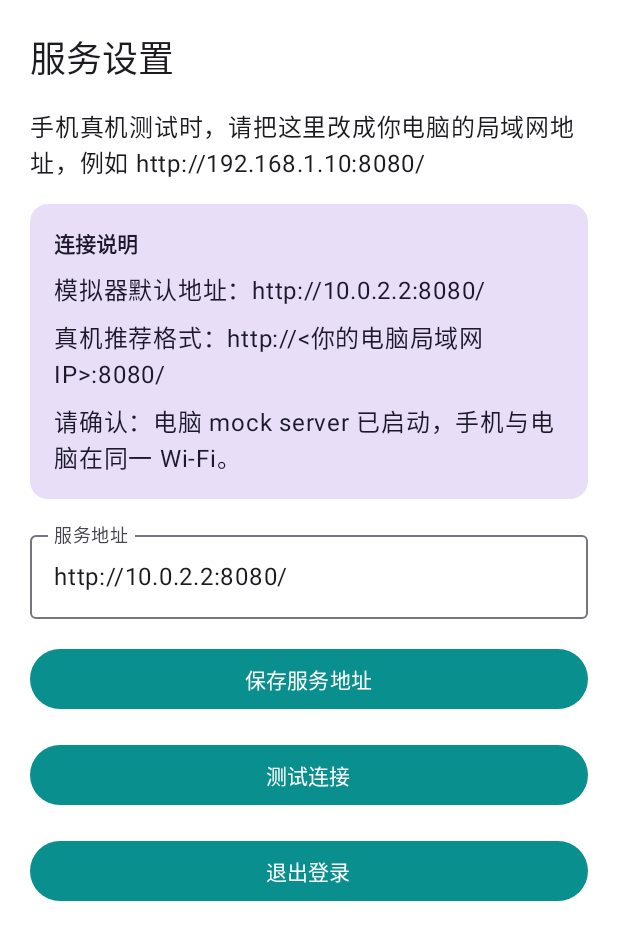
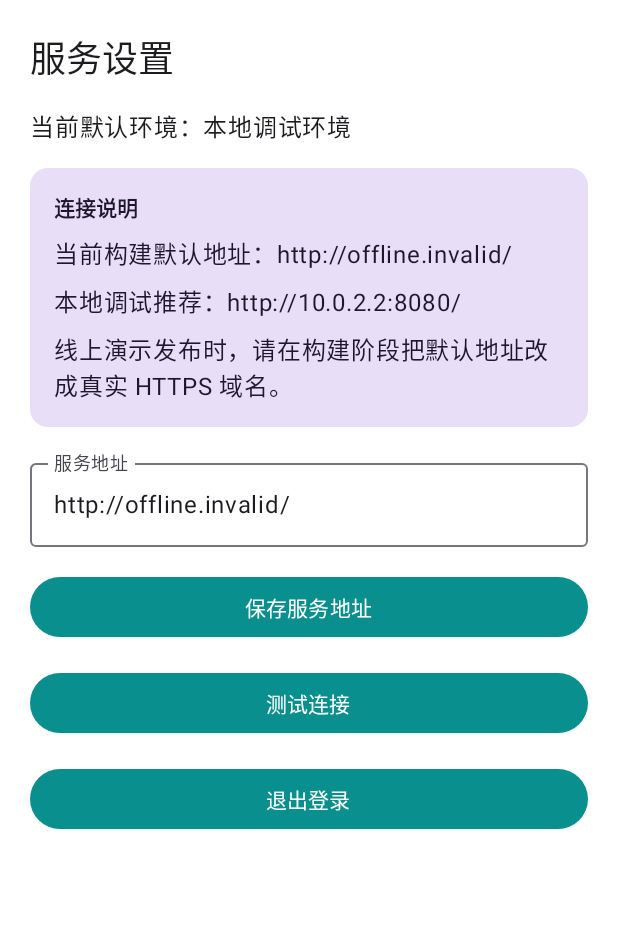
Before and after one commit to iPuuuuu/doctor-wang, an Android app built with Jetpack Compose: the SettingsScreen screen opened through its navigation route, on a phone screen of 412 x 824 dp. Shown: the top 940 px of the screen. Run offline under Robolectric (Android 15) with nearby library versions, the phone set to English and light mode, and no system bars; our stand-ins replace Dagger/Hilt's generated code.

Commit message:
Prepare hosted demo deployment flow
Co-Authored-By: Claude <noreply@anthropic.com>

```diff
--- /dev/null
+++ b/app/src/debug/res/xml/network_security_config.xml
@@ -0,0 +1,4 @@
+<?xml version="1.0" encoding="utf-8"?>
+<network-security-config>
+    <base-config cleartextTrafficPermitted="true" />
+</network-security-config>
--- a/app/src/main/AndroidManifest.xml
+++ b/app/src/main/AndroidManifest.xml
@@ -7,9 +7,7 @@
         android:name=".DoctorWangApplication"
         android:allowBackup="true"
         android:label="Doctor-Wang"
-        android:networkSecurityConfig="@xml/network_security_config"
         android:supportsRtl="true"
-        android:usesCleartextTraffic="true"
         android:theme="@style/Theme.DoctorWang">
         <activity
             android:name=".MainActivity"
--- a/app/src/main/java/com/ipuuuuu/doctorwang/data/repository/RemoteDoctorWangRepository.kt
+++ b/app/src/main/java/com/ipuuuuu/doctorwang/data/repository/RemoteDoctorWangRepository.kt
@@ -125,12 +125,12 @@ class RemoteDoctorWangRepository @Inject constructor(
     private fun mapNetworkError(error: Throwable): Throwable {
         return when (error) {
             is ConnectException, is SocketTimeoutException -> IOException(
-                "无法连接到 Doctor-Wang 本地服务，请确认电脑端 mock server 已启动，并与手机处于同一 Wi‑Fi。",
+                "无法连接到 Doctor-Wang 服务，请确认当前服务地址可访问；本地调试时请检查 mock server 与网络连接。",
                 error,
             )
             is HttpException -> IOException("服务请求失败（${error.code()}），请稍后重试。", error)
             is IOException -> IOException(
-                "网络请求失败，请确认服务地址填写正确，并检查手机与电脑网络连接。",
+                "网络请求失败，请确认服务地址填写正确，或检查当前网络与后端服务状态。",
                 error,
             )
             else -> error
--- a/app/src/main/java/com/ipuuuuu/doctorwang/storage/SessionManager.kt
+++ b/app/src/main/java/com/ipuuuuu/doctorwang/storage/SessionManager.kt
@@ -5,6 +5,7 @@ import androidx.datastore.preferences.core.booleanPreferencesKey
 import androidx.datastore.preferences.core.edit
 import androidx.datastore.preferences.core.stringPreferencesKey
 import androidx.datastore.preferences.preferencesDataStore
+import com.ipuuuuu.doctorwang.BuildConfig
 import dagger.hilt.android.qualifiers.ApplicationContext
 import kotlinx.coroutines.flow.first
 import javax.inject.Inject
@@ -12,7 +13,8 @@ import javax.inject.Singleton
 
 private val Context.dataStore by preferencesDataStore(name = "doctor_wang_session")
 
-const val DEFAULT_SERVER_URL = "http://10.0.2.2:8080/"
+const val LOCAL_DEBUG_SERVER_URL = "http://10.0.2.2:8080/"
+const val DEMO_SERVER_PLACEHOLDER_URL = "https://doctor-wang-demo.example.com/"
 
 @Singleton
 class SessionManager @Inject constructor(
@@ -47,7 +49,7 @@ class SessionManager @Inject constructor(
     }
 
     suspend fun getServerUrl(): String {
-        return normalizeServerUrl(context.dataStore.data.first()[Keys.ServerUrl] ?: DEFAULT_SERVER_URL)
+        return normalizeServerUrl(context.dataStore.data.first()[Keys.ServerUrl] ?: defaultServerUrl())
     }
 
     suspend fun saveServerUrl(value: String) {
@@ -66,9 +68,15 @@ class SessionManager @Inject constructor(
         }
     }
 
+    fun defaultServerUrl(): String = normalizeServerUrl(BuildConfig.DEFAULT_SERVER_URL)
+
+    fun isUsingHostedDefault(): Boolean = BuildConfig.IS_DEMO_SERVER_CONFIGURED
+
+    fun currentEnvironmentLabel(): String = BuildConfig.SERVER_ENVIRONMENT_LABEL
+
     private fun normalizeServerUrl(value: String): String {
         val trimmed = value.trim()
-        if (trimmed.isEmpty()) return DEFAULT_SERVER_URL
+        if (trimmed.isEmpty()) return BuildConfig.DEFAULT_SERVER_URL
         return if (trimmed.endsWith('/')) trimmed else "$trimmed/"
     }
 }
--- a/app/src/main/java/com/ipuuuuu/doctorwang/ui/screen/settings/SettingsScreen.kt
+++ b/app/src/main/java/com/ipuuuuu/doctorwang/ui/screen/settings/SettingsScreen.kt
@@ -20,7 +20,8 @@ import androidx.compose.ui.text.font.FontWeight
 import androidx.compose.ui.unit.dp
 import androidx.hilt.navigation.compose.hiltViewModel
 import androidx.lifecycle.compose.collectAsStateWithLifecycle
-import com.ipuuuuu.doctorwang.storage.DEFAULT_SERVER_URL
+import com.ipuuuuu.doctorwang.storage.DEMO_SERVER_PLACEHOLDER_URL
+import com.ipuuuuu.doctorwang.storage.LOCAL_DEBUG_SERVER_URL
 import com.ipuuuuu.doctorwang.viewmodel.SettingsViewModel
 
 @Composable
@@ -41,7 +42,7 @@ fun SettingsScreen(
         verticalArrangement = Arrangement.spacedBy(16.dp),
     ) {
         Text(text = "服务设置", style = MaterialTheme.typography.headlineSmall)
-        Text(text = "手机真机测试时，请把这里改成你电脑的局域网地址，例如 http://192.168.1.10:8080/")
+        Text(text = "当前默认环境：${uiState.environmentLabel}")
 
         Card(
             modifier = Modifier.fillMaxWidth(),
@@ -52,9 +53,15 @@ fun SettingsScreen(
                 verticalArrangement = Arrangement.spacedBy(8.dp),
             ) {
                 Text(text = "连接说明", style = MaterialTheme.typography.titleSmall, fontWeight = FontWeight.SemiBold)
-                Text(text = "模拟器默认地址：$DEFAULT_SERVER_URL")
-                Text(text = "真机推荐格式：http://<你的电脑局域网IP>:8080/")
-                Text(text = "请确认：电脑 mock server 已启动，手机与电脑在同一 Wi‑Fi。")
+                Text(text = "当前构建默认地址：${uiState.defaultServerUrl}")
+                Text(text = "本地调试推荐：$LOCAL_DEBUG_SERVER_URL")
+                Text(text = "线上演示发布时，请在构建阶段把默认地址改成真实 HTTPS 域名。")
+                if (!uiState.isHostedDefaultConfigured && uiState.defaultServerUrl == DEMO_SERVER_PLACEHOLDER_URL) {
+                    Text(
+                        text = "当前 release 默认地址仍是占位域名，正式发布前请通过 doctorWangReleaseBaseUrl 或 DOCTOR_WANG_RELEASE_BASE_URL 注入真实后端地址。",
+                        color = MaterialTheme.colorScheme.error,
+                    )
+                }
             }
         }
 
--- a/app/src/main/java/com/ipuuuuu/doctorwang/viewmodel/SettingsViewModel.kt
+++ b/app/src/main/java/com/ipuuuuu/doctorwang/viewmodel/SettingsViewModel.kt
@@ -4,6 +4,7 @@ import androidx.lifecycle.ViewModel
 import androidx.lifecycle.viewModelScope
 import com.ipuuuuu.doctorwang.data.repository.DoctorWangRepository
 import com.ipuuuuu.doctorwang.data.repository.RemoteDoctorWangRepository
+import com.ipuuuuu.doctorwang.storage.SessionManager
 import dagger.hilt.android.lifecycle.HiltViewModel
 import javax.inject.Inject
 import kotlinx.coroutines.flow.MutableStateFlow
@@ -13,6 +14,9 @@ import kotlinx.coroutines.launch
 
 data class SettingsUiState(
     val serverUrl: String = "",
+    val defaultServerUrl: String = "",
+    val environmentLabel: String = "",
+    val isHostedDefaultConfigured: Boolean = false,
     val isSaving: Boolean = false,
     val isTestingConnection: Boolean = false,
     val isLoggingOut: Boolean = false,
@@ -25,6 +29,7 @@ data class SettingsUiState(
 class SettingsViewModel @Inject constructor(
     private val repository: DoctorWangRepository,
     private val remoteRepository: RemoteDoctorWangRepository,
+    private val sessionManager: SessionManager,
 ) : ViewModel() {
 
     private val _uiState = MutableStateFlow(SettingsUiState())
@@ -32,7 +37,12 @@ class SettingsViewModel @Inject constructor(
 
     init {
         viewModelScope.launch {
-            _uiState.value = _uiState.value.copy(serverUrl = remoteRepository.getServerUrl())
+            _uiState.value = _uiState.value.copy(
+                serverUrl = remoteRepository.getServerUrl(),
+                defaultServerUrl = sessionManager.defaultServerUrl(),
+                environmentLabel = sessionManager.currentEnvironmentLabel(),
+                isHostedDefaultConfigured = sessionManager.isUsingHostedDefault(),
+            )
         }
     }
 
@@ -66,7 +76,7 @@ class SettingsViewModel @Inject constructor(
                 .onSuccess {
                     _uiState.value = _uiState.value.copy(
                         isTestingConnection = false,
-                        connectionMessage = "连接成功，可以在手机上继续使用。",
+                        connectionMessage = "连接成功，可以继续使用 Doctor-Wang。",
                     )
                 }
                 .onFailure { error ->
```
Also changed, not shown: app/build.gradle.kts (+19 -0 lines), app/src/debug/AndroidManifest.xml (added, +8 -0 lines), 4 other files.
